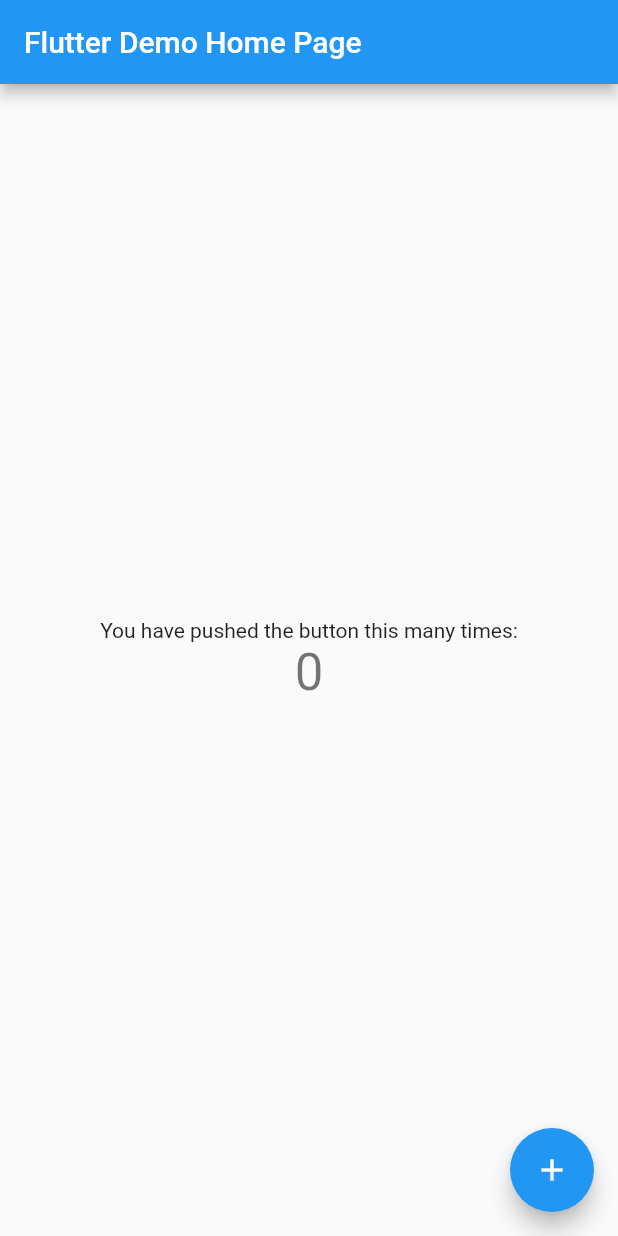
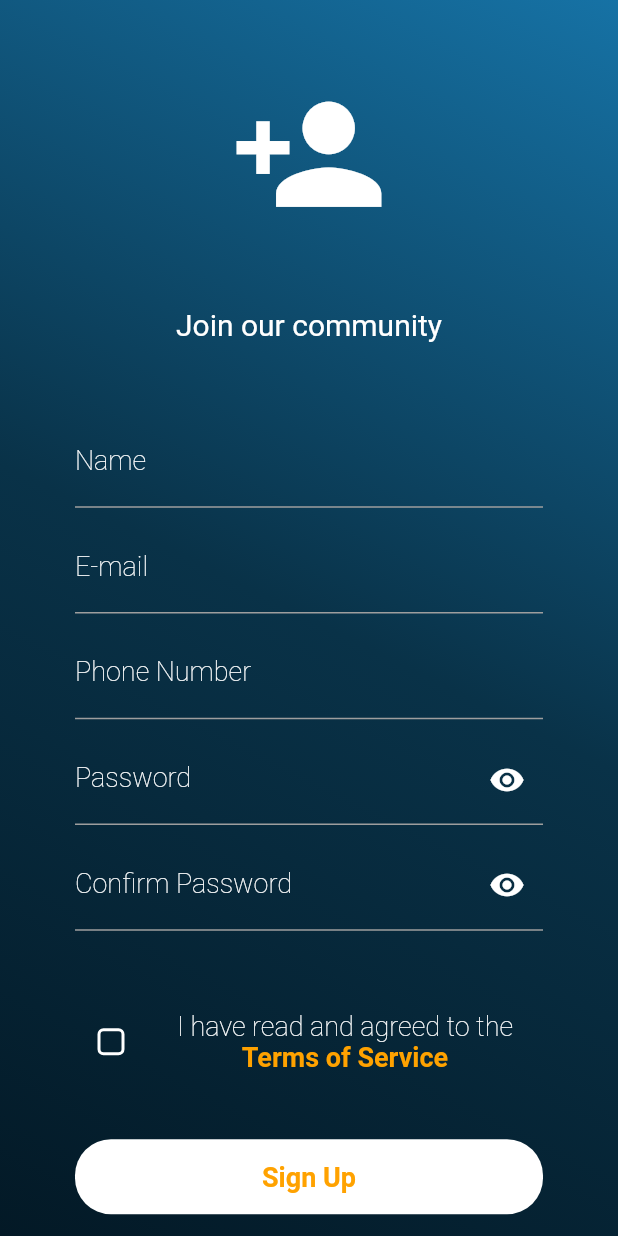
Before and after one commit to Nathaniel-Akubuo/visa_bitcoin_wallet, a Flutter app: the screen it shows after launch, on a phone screen of 412 x 824 dp. Run offline on Flutter 3.47's test engine with Material 2 defaults, Android fonts, the phone set to English and light mode, and no system bars; our stand-ins replace stacked, stacked_services; Roboto replaces fonts that are missing (Consolas, Segoe).

Commit message:
latest changes

```diff
--- /dev/null
+++ b/lib/app/app.dart
@@ -0,0 +1,17 @@
+import 'package:stacked/stacked_annotations.dart';
+import 'package:stacked_services/stacked_services.dart';
+import 'package:visa_bitcoin_wallet/screens/sign-in/sign_in.dart';
+import 'package:visa_bitcoin_wallet/screens/sign-up/sign_up.dart';
+import 'package:visa_bitcoin_wallet/screens/verification_screen/verification_screen.dart';
+
+@StackedApp(
+  routes: [
+    MaterialRoute(page: SignUp),
+    MaterialRoute(page: SignIn),
+    MaterialRoute(page: VerificationScreen),
+  ],
+  dependencies: [
+    LazySingleton(classType: NavigationService),
+  ],
+)
+class AppSetup {}
--- /dev/null
+++ b/lib/app/app.locator.dart
@@ -0,0 +1,22 @@
+// GENERATED CODE - DO NOT MODIFY BY HAND
+
+// **************************************************************************
+// StackedLocatorGenerator
+// **************************************************************************
+
+// ignore_for_file: public_member_api_docs
+
+import 'package:stacked/stacked.dart';
+import 'package:stacked/stacked_annotations.dart';
+import 'package:stacked_services/stacked_services.dart';
+
+final locator = StackedLocator.instance;
+
+void setupLocator({String environment, EnvironmentFilter environmentFilter}) {
+// Register environments
+  locator.registerEnvironment(
+      environment: environment, environmentFilter: environmentFilter);
+
+// Register dependencies
+  locator.registerLazySingleton(() => NavigationService());
+}
--- /dev/null
+++ b/lib/app/app.router.dart
@@ -0,0 +1,37 @@
+// GENERATED CODE - DO NOT MODIFY BY HAND
+
+// **************************************************************************
+// StackedRouterGenerator
+// **************************************************************************
+
+// ignore_for_file: public_member_api_docs
+
+import 'package:flutter/material.dart';
+import 'package:stacked/stacked.dart';
+
+import '../screens/sign-up/sign_up.dart';
+
+class Routes {
+  static const String signUp = '/sign-up';
+  static const all = <String>{
+    signUp,
+  };
+}
+
+class StackedRouter extends RouterBase {
+  @override
+  List<RouteDef> get routes => _routes;
+  final _routes = <RouteDef>[
+    RouteDef(Routes.signUp, page: SignUp),
+  ];
+  @override
+  Map<Type, StackedRouteFactory> get pagesMap => _pagesMap;
+  final _pagesMap = <Type, StackedRouteFactory>{
+    SignUp: (data) {
+      return MaterialPageRoute<dynamic>(
+        builder: (context) => SignUp(),
+        settings: data,
+      );
+    },
+  };
+}
--- /dev/null
+++ b/lib/constants/styles.dart
@@ -0,0 +1,22 @@
+import 'package:flutter/material.dart';
+
+const lightBlue = Color(0xff1672A5);
+const darkerBlue = Color(0xff093248);
+const darkestBlue = Color(0xff031926);
+const yellow = Color(0xffFFA200);
+
+var circularBorderRadius = BorderRadius.circular(24);
+
+const segoe = TextStyle(
+    fontFamily: 'Segoe',
+    color: Colors.white,
+    fontSize: 18,
+    fontWeight: FontWeight.w100);
+
+const consolas =
+    TextStyle(fontSize: 20, color: Colors.white, fontFamily: 'Consolas');
+
+const gradient = LinearGradient(
+    colors: [darkestBlue, darkerBlue, lightBlue],
+    begin: Alignment.bottomLeft,
+    end: Alignment.topRight);
--- /dev/null
+++ b/lib/constants/ui_helpers.dart
@@ -0,0 +1,15 @@
+import 'package:flutter/material.dart';
+
+// horizontal spacing
+const Widget horizontalSpaceTiny = SizedBox(width: 5.0);
+const Widget horizontalSpaceSmall = SizedBox(width: 10.0);
+const Widget horizontalSpaceRegular = SizedBox(width: 18.0);
+const Widget horizontalSpaceMedium = SizedBox(width: 25.0);
+const Widget horizontalSpaceLarge = SizedBox(width: 50.0);
+
+// vertical spacing
+const Widget verticalSpaceTiny = SizedBox(height: 5.0);
+const Widget verticalSpaceSmall = SizedBox(height: 10.0);
+const Widget verticalSpaceRegular = SizedBox(height: 18.0);
+const Widget verticalSpaceMedium = SizedBox(height: 25.0);
+const Widget verticalSpaceLarge = SizedBox(height: 50.0);
--- a/lib/main.dart
+++ b/lib/main.dart
@@ -1,113 +1,23 @@
 import 'package:flutter/material.dart';
+import 'package:stacked_services/stacked_services.dart';
+import 'package:visa_bitcoin_wallet/app/app.locator.dart';
+
+import 'app/app.router.dart';
 
 void main() {
+  setupLocator();
   runApp(MyApp());
 }
 
 class MyApp extends StatelessWidget {
-  // This widget is the root of your application.
   @override
   Widget build(BuildContext context) {
     return MaterialApp(
-      title: 'Flutter Demo',
-      theme: ThemeData(
-        // This is the theme of your application.
-        //
-        // Try running your application with "flutter run". You'll see the
-        // application has a blue toolbar. Then, without quitting the app, try
-        // changing the primarySwatch below to Colors.green and then invoke
-        // "hot reload" (press "r" in the console where you ran "flutter run",
-        // or simply save your changes to "hot reload" in a Flutter IDE).
-        // Notice that the counter didn't reset back to zero; the application
-        // is not restarted.
-        primarySwatch: Colors.blue,
-      ),
-      home: MyHomePage(title: 'Flutter Demo Home Page'),
+      theme: ThemeData(unselectedWidgetColor: Colors.white),
+      debugShowCheckedModeBanner: false,
+      navigatorKey: StackedService.navigatorKey,
+      onGenerateRoute: StackedRouter().onGenerateRoute,
+      initialRoute: Routes.signUp,
     );
   }
 }
-
-class MyHomePage extends StatefulWidget {
-  MyHomePage({Key key, this.title}) : super(key: key);
-
-  // This widget is the home page of your application. It is stateful, meaning
-  // that it has a State object (defined below) that contains fields that affect
-  // how it looks.
-
-  // This class is the configuration for the state. It holds the values (in this
-  // case the title) provided by the parent (in this case the App widget) and
-  // used by the build method of the State. Fields in a Widget subclass are
-  // always marked "final".
-
-  final String title;
-
-  @override
-  _MyHomePageState createState() => _MyHomePageState();
-}
-
-class _MyHomePageState extends State<MyHomePage> {
-  int _counter = 0;
-
-  void _incrementCounter() {
-    setState(() {
-      // This call to setState tells the Flutter framework that something has
-      // changed in this State, which causes it to rerun the build method below
-      // so that the display can reflect the updated values. If we changed
-      // _counter without calling setState(), then the build method would not be
-      // called again, and so nothing would appear to happen.
-      _counter++;
-    });
-  }
-
-  @override
-  Widget build(BuildContext context) {
-    // This method is rerun every time setState is called, for instance as done
-    // by the _incrementCounter method above.
-    //
-    // The Flutter framework has been optimized to make rerunning build methods
-    // fast, so that you can just rebuild anything that needs updating rather
-    // than having to individually change instances of widgets.
-    return Scaffold(
-      appBar: AppBar(
-        // Here we take the value from the MyHomePage object that was created by
-        // the App.build method, and use it to set our appbar title.
-        title: Text(widget.title),
-      ),
-      body: Center(
-        // Center is a layout widget. It takes a single child and positions it
-        // in the middle of the parent.
-        child: Column(
-          // Column is also a layout widget. It takes a list of children and
-          // arranges them vertically. By default, it sizes itself to fit its
-          // children horizontally, and tries to be as tall as its parent.
-          //
-          // Invoke "debug painting" (press "p" in the console, choose the
-          // "Toggle Debug Paint" action from the Flutter Inspector in Android
-          // Studio, or the "Toggle Debug Paint" command in Visual Studio Code)
-          // to see the wireframe for each widget.
-          //
-          // Column has various properties to control how it sizes itself and
-          // how it positions its children. Here we use mainAxisAlignment to
-          // center the children vertically; the main axis here is the vertical
-          // axis because Columns are vertical (the cross axis would be
-          // horizontal).
-          mainAxisAlignment: MainAxisAlignment.center,
-          children: <Widget>[
-            Text(
-              'You have pushed the button this many times:',
-            ),
-            Text(
-              '$_counter',
-              style: Theme.of(context).textTheme.headline4,
-            ),
-          ],
-        ),
-      ),
-      floatingActionButton: FloatingActionButton(
-        onPressed: _incrementCounter,
-        tooltip: 'Increment',
-        child: Icon(Icons.add),
-      ), // This trailing comma makes auto-formatting nicer for build methods.
-    );
-  }
-}
--- /dev/null
+++ b/lib/screens/home_initial/home_initial.dart
@@ -0,0 +1,35 @@
+import 'package:flutter/material.dart';
+import 'package:stacked/stacked.dart';
+
+import 'home_initial_view_model.dart';
+
+class HomeInitial extends StatelessWidget {
+  @override
+  Widget build(BuildContext context) {
+//    var util = Provider.of<Util>(context, listen: true);
+    return ViewModelBuilder<HomeInitialViewModel>.reactive(
+        builder: (context, model, child) => Scaffold(
+              body: IndexedStack(
+//            index: util.bottomNavigationBarIndex,
+//            children: util.pages,
+                  ),
+              bottomNavigationBar: BottomNavigationBar(
+                backgroundColor: Colors.white,
+                elevation: 0,
+//            selectedItemColor: kMoliteYellow,
+//            unselectedItemColor: kMoliteBlue,
+//            currentIndex: util.bottomNavigationBarIndex,
+//            onTap: (index) => util.bottomNavigationBarIndex = index,
+                items: [
+                  BottomNavigationBarItem(
+                      icon: Icon(Icons.home), label: 'Home'),
+                  BottomNavigationBarItem(
+                      icon: Icon(Icons.work), label: 'Mobilizations'),
+                  BottomNavigationBarItem(
+                      icon: Icon(Icons.dashboard), label: 'Dashboard'),
+                ],
+              ),
+            ),
+        viewModelBuilder: () => HomeInitialViewModel());
+  }
+}
--- /dev/null
+++ b/lib/screens/home_initial/home_initial_view_model.dart
@@ -0,0 +1,9 @@
+import 'package:stacked/stacked.dart';
+
+class HomeInitialViewModel extends BaseViewModel {
+  int currentIndex = 0;
+
+//  var pages = [Home(), Mobilizations(), Dashboard()];
+
+
+}
--- /dev/null
+++ b/lib/screens/sign-in/sign_in.dart
@@ -0,0 +1,12 @@
+import 'package:flutter/material.dart';
+import 'package:stacked/stacked.dart';
+import 'package:visa_bitcoin_wallet/screens/sign-in/sign_in_view_model.dart';
+
+class SignIn extends StatelessWidget {
+  @override
+  Widget build(BuildContext context) {
+    return ViewModelBuilder<SignInViewModel>.reactive(
+        builder: (context, model, child) => Scaffold(),
+        viewModelBuilder: () => SignInViewModel());
+  }
+}
--- /dev/null
+++ b/lib/screens/sign-in/sign_in_view_model.dart
@@ -0,0 +1,5 @@
+import 'package:stacked/stacked.dart';
+
+class SignInViewModel extends BaseViewModel {
+
+}
--- /dev/null
+++ b/lib/screens/sign-up/sign_up.dart
@@ -0,0 +1,134 @@
+import 'package:flutter/gestures.dart';
+import 'package:flutter/material.dart';
+import 'package:stacked/stacked.dart';
+import 'package:visa_bitcoin_wallet/constants/styles.dart';
+import 'package:visa_bitcoin_wallet/constants/ui_helpers.dart';
+import 'package:visa_bitcoin_wallet/screens/sign-up/sign_up_view_model.dart';
+import 'package:visa_bitcoin_wallet/widgets/custom_textfield.dart';
+import 'package:visa_bitcoin_wallet/widgets/rounded_button.dart';
+
+class SignUp extends StatelessWidget {
+  @override
+  Widget build(BuildContext context) {
+    return ViewModelBuilder<SignUpViewModel>.reactive(
+      builder: (context, model, child) => Container(
+        decoration: BoxDecoration(gradient: gradient),
+        child: Scaffold(
+          backgroundColor: Colors.transparent,
+          body: SingleChildScrollView(
+            child: Padding(
+              padding: const EdgeInsets.all(50),
+              child: Column(
+                crossAxisAlignment: CrossAxisAlignment.center,
+                children: [
+                  Icon(
+                    Icons.person_add,
+                    color: Colors.white,
+                    size: 105,
+                  ),
+                  verticalSpaceLarge,
+                  Text(
+                    'Join our community',
+                    style: consolas,
+                  ),
+                  verticalSpaceLarge,
+                  Form(
+                    key: model.formKey,
+                    child: Column(
+                      children: [
+                        CustomTextFormfield.regular(
+                          labelText: 'Name',
+                          hintText: 'John Doe',
+                          textInputAction: TextInputAction.next,
+                        ),
+                        verticalSpaceSmall,
+                        CustomTextFormfield.regular(
+                          labelText: 'E-mail',
+                          hintText: 'example@example.com',
+                          textInputType: TextInputType.emailAddress,
+                          textInputAction: TextInputAction.next,
+                        ),
+                        verticalSpaceSmall,
+                        CustomTextFormfield.regular(
+                          labelText: 'Phone Number',
+                          hintText: 'XXXX-XXX-XXXX',
+                          textInputType: TextInputType.number,
+                          textInputAction: TextInputAction.next,
+                        ),
+                        verticalSpaceSmall,
+                        CustomTextFormfield.password(
+                          labelText: 'Password',
+                          textInputAction: TextInputAction.next,
+                          hintText: '********',
+                        ),
+                        verticalSpaceSmall,
+                        CustomTextFormfield.password(
+                          labelText: 'Confirm Password',
+                          textInputAction: TextInputAction.next,
+                          hintText: '********',
+                        ),
+                      ],
+                    ),
+                  ),
+                  verticalSpaceLarge,
+                  Row(
+                    children: [
+                      Checkbox(
+                          value: model.isChecked,
+                          activeColor: darkestBlue,
+                          focusColor: Colors.white,
+                          shape: RoundedRectangleBorder(
+                              borderRadius: BorderRadius.circular(4)),
+                          onChanged: (value) => model.toggleCheck()),
+                      Expanded(
+                        child: RichText(
+                          textAlign: TextAlign.center,
+                          text: TextSpan(
+                            text: 'I have read and agreed to the ',
+                            style: segoe,
+                            children: [
+                              TextSpan(
+                                text: 'Terms of Service',
+                                style: segoe.copyWith(
+                                    fontWeight: FontWeight.bold, color: yellow),
+                              )
+                            ],
+                          ),
+                        ),
+                      ),
+                    ],
+                  ),
+                  verticalSpaceMedium,
+                  RoundedButton(
+                    child: Text(
+                      'Sign Up',
+                      style: segoe.copyWith(
+                          fontWeight: FontWeight.bold, color: yellow),
+                    ),
+                  ),
+                  verticalSpaceMedium,
+                  Center(
+                    child: RichText(
+                      textAlign: TextAlign.center,
+                      text: TextSpan(
+                          text: 'Already a user? ',
+                          style: segoe,
+                          children: [
+                            TextSpan(
+                                text: 'Sign In',
+                                recognizer: TapGestureRecognizer(),
+                                style: segoe.copyWith(
+                                    color: yellow, fontWeight: FontWeight.bold))
+                          ]),
+                    ),
+                  ),
+                ],
+              ),
+            ),
+          ),
+        ),
+      ),
+      viewModelBuilder: () => SignUpViewModel(),
+    );
+  }
+}
--- /dev/null
+++ b/lib/screens/sign-up/sign_up_view_model.dart
@@ -0,0 +1,14 @@
+import 'package:flutter/material.dart';
+import 'package:stacked/stacked.dart';
+
+class SignUpViewModel extends BaseViewModel {
+  final formKey = GlobalKey<FormState>();
+  bool _isChecked = false;
+
+  void toggleCheck() {
+    _isChecked = !_isChecked;
+    notifyListeners();
+  }
+
+  bool get isChecked => _isChecked;
+}
--- /dev/null
+++ b/lib/screens/verification_screen/verification_screen.dart
@@ -0,0 +1,12 @@
+import 'package:flutter/material.dart';
+import 'package:stacked/stacked.dart';
+import 'package:visa_bitcoin_wallet/screens/verification_screen/verification_screen_view_model.dart';
+
+class VerificationScreen extends StatelessWidget {
+  @override
+  Widget build(BuildContext context) {
+    return ViewModelBuilder<VerificationScreenViewModel>.reactive(
+        builder: (context, model, child) => Scaffold(),
+        viewModelBuilder: () => VerificationScreenViewModel());
+  }
+}
--- /dev/null
+++ b/lib/screens/verification_screen/verification_screen_view_model.dart
@@ -0,0 +1,3 @@
+import 'package:stacked/stacked.dart';
+
+class VerificationScreenViewModel extends BaseViewModel {}
--- /dev/null
+++ b/lib/widgets/custom_textfield.dart
@@ -0,0 +1,78 @@
+import 'package:flutter/material.dart';
+import 'package:visa_bitcoin_wallet/constants/styles.dart';
+
+// ignore: must_be_immutable
+class CustomTextFormfield extends StatefulWidget {
+  final String hintText;
+  final String labelText;
+  final bool isPasswordTextField;
+  final TextInputAction textInputAction;
+  final TextInputType textInputType;
+  final TextEditingController controller;
+  final Function validator;
+  final double height;
+  bool obscureText;
+
+  CustomTextFormfield.password(
+      {this.hintText,
+      this.labelText,
+      this.isPasswordTextField = true,
+      this.textInputAction,
+      this.textInputType,
+      this.controller,
+      this.obscureText = true,
+      this.validator,
+      this.height});
+
+  CustomTextFormfield.regular(
+      {this.hintText,
+      this.labelText,
+      this.isPasswordTextField = false,
+      this.textInputAction,
+      this.textInputType,
+      this.controller,
+      this.obscureText = false,
+      this.validator,
+      this.height});
+
+  @override
+  _CustomTextFormfieldState createState() => _CustomTextFormfieldState();
+}
+
+class _CustomTextFormfieldState extends State<CustomTextFormfield> {
+  @override
+  Widget build(BuildContext context) {
+    return TextFormField(
+      controller: widget.controller,
+      keyboardType: widget.textInputType,
+      textInputAction: widget.textInputAction,
+      validator: widget.validator,
+      obscureText: widget.obscureText,
+      decoration: InputDecoration(
+        labelText: widget.labelText,
+        labelStyle: segoe,
+        enabledBorder:
+            UnderlineInputBorder(borderSide: BorderSide(color: Colors.grey)),
+        focusedBorder: UnderlineInputBorder(
+          borderSide: BorderSide(
+            color: Colors.white,
+          ),
+        ),
+        hintText: widget.hintText,
+        hintStyle: segoe.copyWith(color: Colors.grey, fontSize: 15),
+        suffixIcon: widget.isPasswordTextField
+            ? IconButton(
+                icon: widget.obscureText
+                    ? Icon(Icons.visibility, color: Colors.white)
+                    : Icon(Icons.visibility_off, color: Colors.white),
+                onPressed: () {
+                  setState(() {
+                    widget.obscureText = !widget.obscureText;
+                  });
+                },
+              )
+            : null,
+      ),
+    );
+  }
+}
--- /dev/null
+++ b/lib/widgets/rounded_button.dart
@@ -0,0 +1,28 @@
+import 'package:flutter/material.dart';
+import 'package:visa_bitcoin_wallet/constants/styles.dart';
+
+class RoundedButton extends StatelessWidget {
+  final Color buttonColor;
+  final Widget child;
+  final Color textColor;
+  final Function onPressed;
+
+  RoundedButton({this.buttonColor, this.child, this.onPressed, this.textColor});
+
+  @override
+  Widget build(BuildContext context) {
+    return Padding(
+      padding: EdgeInsets.symmetric(vertical: 16.0),
+      child: Material(
+        color: buttonColor ?? Colors.white,
+        borderRadius: circularBorderRadius,
+        child: MaterialButton(
+          onPressed: onPressed,
+          minWidth: double.infinity,
+          height: 50,
+          child: child,
+        ),
+      ),
+    );
+  }
+}
```
Also changed, not shown: pubspec.yaml (+20 -20 lines), lib/screens/forgot-password/forgot_password.dart (added), lib/screens/forgot-password/forgot_password_view_model.dart (added), pubspec.lock.
